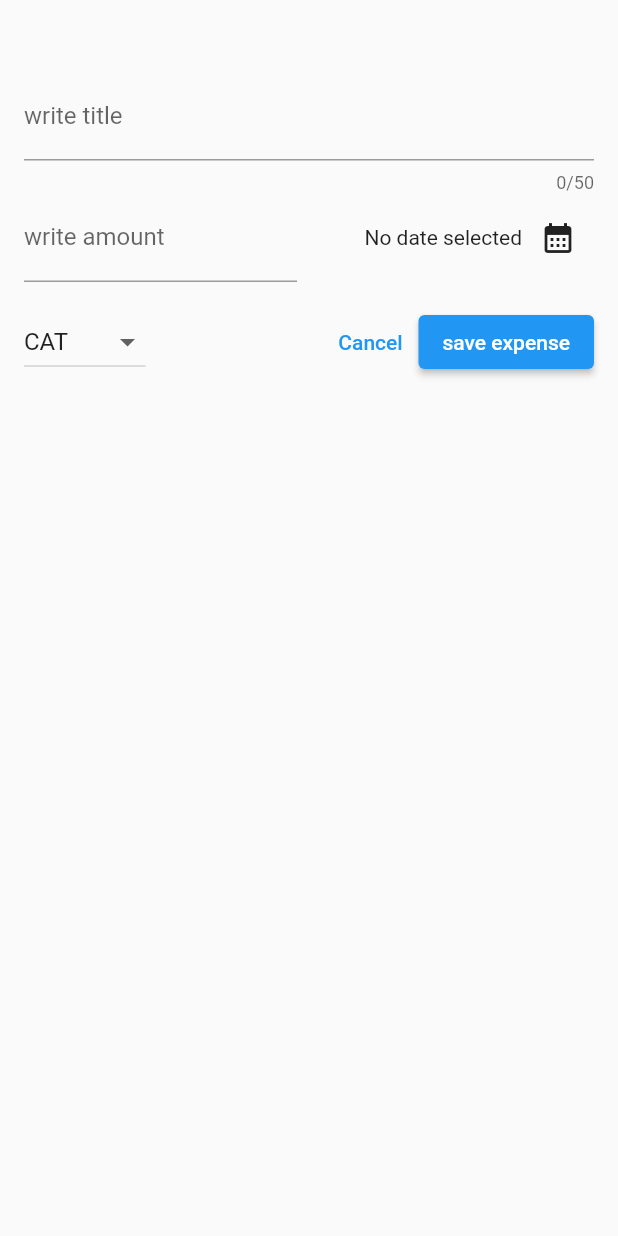
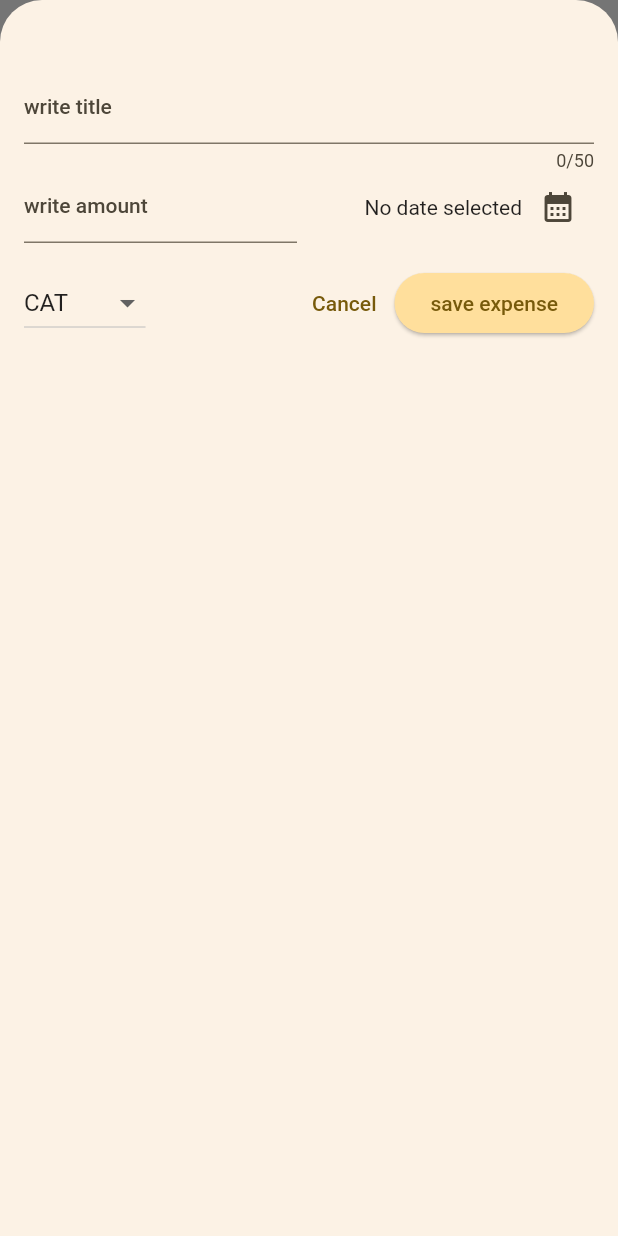
Before and after one commit to kurylko/expense_tracker, a Flutter app: the screen it shows after launch, after a tap on the "add" icon, on a phone screen of 412 x 824 dp. Run offline on Flutter 3.47's test engine with Material 2 defaults, Android fonts, the phone set to English and light mode, and no system bars.

Commit message:
adding themeData

```diff
--- a/lib/main.dart
+++ b/lib/main.dart
@@ -1,10 +1,36 @@
 import 'package:flutter/material.dart';
 import 'package:expense_tracker_app/widgets/expenses.dart';
 
+var kColorScheme =
+    ColorScheme.fromSeed(seedColor: const Color.fromARGB(255, 231, 176, 11));
+
 void main() {
   runApp(
-    const MaterialApp(
-      home: Expenses(),
+    MaterialApp(
+      theme: ThemeData().copyWith(
+        //overriding only selected styles
+        useMaterial3: true,
+        colorScheme: kColorScheme,
+        appBarTheme: const AppBarTheme().copyWith(
+          backgroundColor: kColorScheme.onPrimary,
+          foregroundColor: kColorScheme.primary,
+        ),
+        cardTheme: const CardTheme().copyWith(
+          color: kColorScheme.secondaryContainer,
+          margin: const EdgeInsets.symmetric(horizontal: 16, vertical: 8),
+        ),
+        elevatedButtonTheme: ElevatedButtonThemeData(
+          style: ElevatedButton.styleFrom(
+            backgroundColor: kColorScheme.primaryContainer,
+          ),
+        ),
+        textTheme: ThemeData().textTheme.copyWith(
+            titleLarge: TextStyle(
+                fontWeight: FontWeight.normal,
+                color: kColorScheme.onSecondaryContainer,
+                fontSize: 14)),
+      ),
+      home: const Expenses(),
     ),
   );
 }
```
Also changed, not shown: lib/widgets/expeses_list/expenses_list.dart (line endings or trailing spaces).
